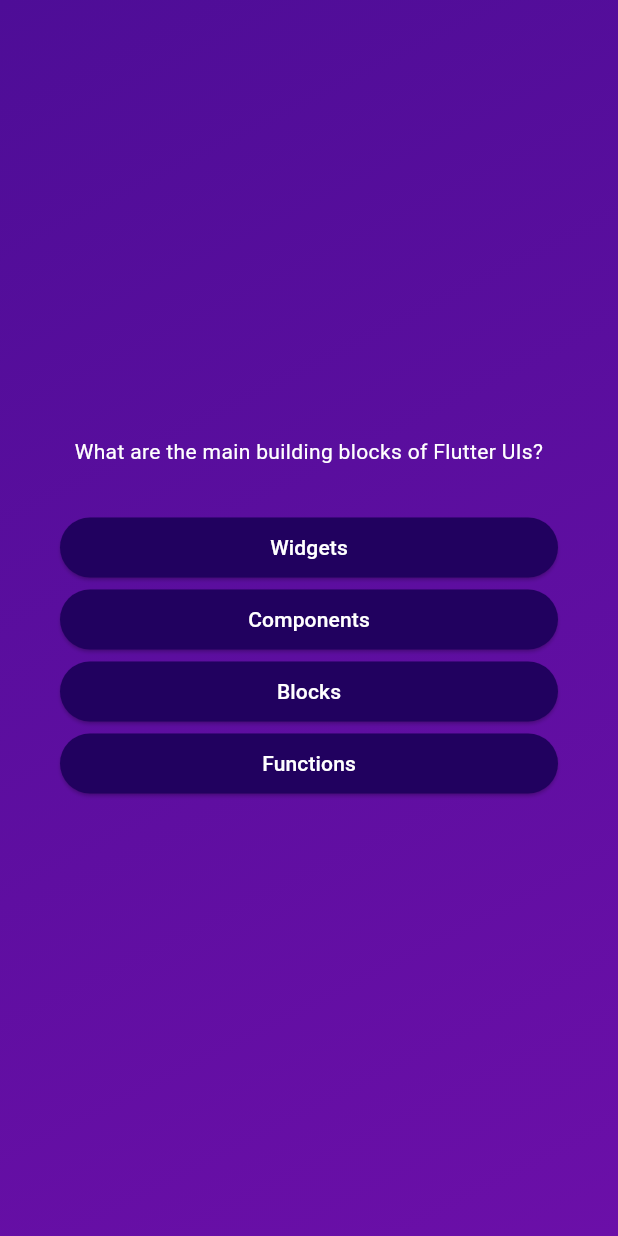
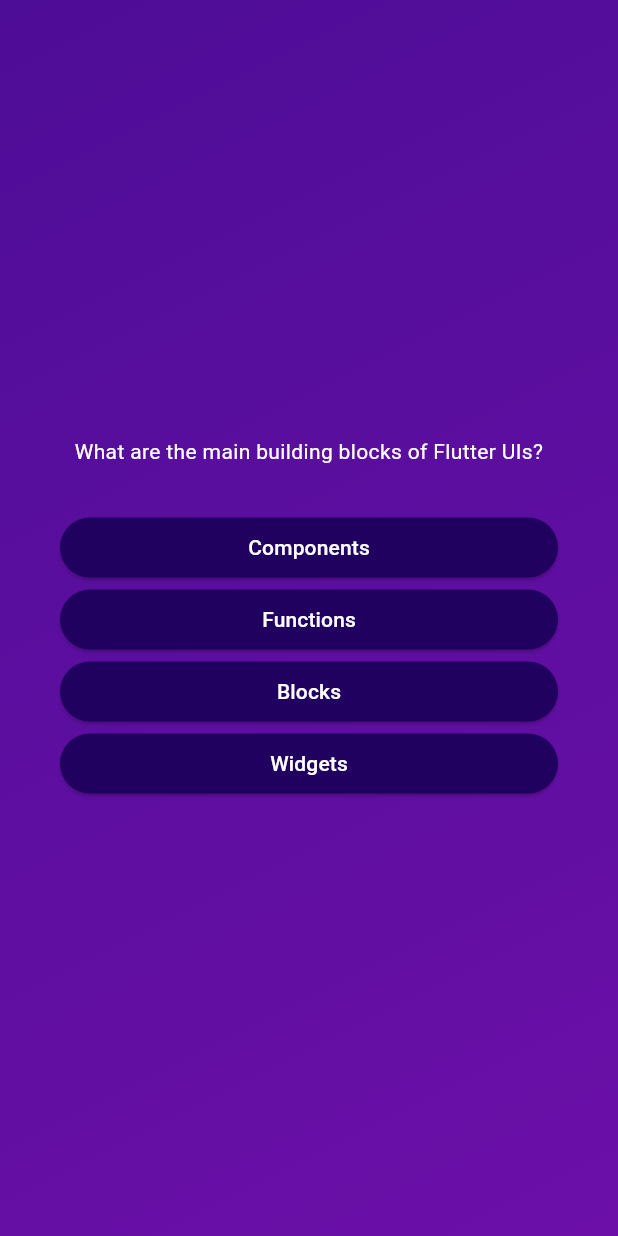
Before and after one commit to dinhduyvo/learning, a Flutter app: the screen it shows after launch, after a tap on "Start Quiz", on a phone screen of 412 x 824 dp. Run offline on Flutter 3.47's test engine with Material 3 defaults, Android fonts, the phone set to English and light mode, and no system bars.

Commit message:
Flutter lession 73

```diff
--- a/adv_basics/lib/answer_button.dart
+++ b/adv_basics/lib/answer_button.dart
@@ -10,7 +10,7 @@
   @override
   Widget build(BuildContext context) {
     return ElevatedButton(
-        onPressed: () {},
+        onPressed: onTap,
         style: ElevatedButton.styleFrom(
           padding: const EdgeInsets.symmetric(vertical: 10, horizontal: 40),
           backgroundColor: const Color.fromARGB(255, 33, 1, 95),
--- a/adv_basics/lib/models/quiz_question.dart
+++ b/adv_basics/lib/models/quiz_question.dart
@@ -4,4 +4,10 @@
 
   final String text;
   final List<String> answers;
+
+  List<String> getShuffledAnswers() {
+    final shuffledList = List.of(answers);
+    shuffledList.shuffle();
+    return shuffledList;
+  }
 }
--- a/adv_basics/lib/questions_screen.dart
+++ b/adv_basics/lib/questions_screen.dart
@@ -12,16 +12,24 @@
 }
 
 class _QuestionsScreenState extends State<QuestionsScreen> {
+  var currentQuestionIndex = 0;
+
+  void answerQuestion() {
+    setState(() {
+      if (currentQuestionIndex < questions.length - 1) {
+        currentQuestionIndex++;
+      }
+    });
+  }
 
   @override
   Widget build(BuildContext context) {
-
-    final currentQuestion = questions[0];
+    final currentQuestion = questions[currentQuestionIndex];
 
     return SizedBox(
       width: double.infinity,
       child: Container(
-        margin: EdgeInsets.all(40),
+        margin: const EdgeInsets.all(40),
         child: Column(
           mainAxisAlignment: MainAxisAlignment.center,
           crossAxisAlignment: CrossAxisAlignment.stretch,
@@ -34,8 +42,8 @@
             const SizedBox(
               height: 30,
             ),
-            ...currentQuestion.answers.map((item) {
-              return AnswerButton(answerText: item, onTap: () {});
+            ...currentQuestion.getShuffledAnswers().map((item) {
+              return AnswerButton(answerText: item, onTap: answerQuestion);
             })
           ],
         ),
```
